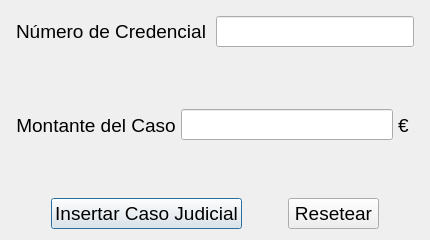
Old version of the form ventanas/caso/insertarCaso.ui in the repository Fnapo/03Corrupcion.
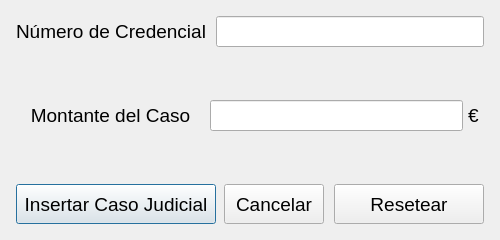
New version of the form.

Diff of the .ui file:
```diff
--- a/ventanas/caso/insertarCaso.ui
+++ b/ventanas/caso/insertarCaso.ui
@@ -6,19 +6,19 @@
    <rect>
     <x>0</x>
     <y>0</y>
-    <width>430</width>
+    <width>500</width>
     <height>240</height>
    </rect>
   </property>
   <property name="minimumSize">
    <size>
-    <width>430</width>
+    <width>500</width>
     <height>240</height>
    </size>
   </property>
   <property name="maximumSize">
    <size>
-    <width>430</width>
+    <width>500</width>
     <height>240</height>
    </size>
   </property>
@@ -129,32 +129,40 @@
     </layout>
    </item>
    <item row="2" column="0">
-    <layout class="QHBoxLayout" name="horizontalLayout">
-     <item>
-      <spacer name="horizontalSpacer">
-       <property name="orientation">
-        <enum>Qt::Horizontal</enum>
-       </property>
-       <property name="sizeHint" stdset="0">
-        <size>
-         <width>40</width>
-         <height>20</height>
-        </size>
-       </property>
-      </spacer>
-     </item>
+    <layout class="QHBoxLayout" name="horizontalLayout_4">
+     <property name="spacing">
+      <number>10</number>
+     </property>
+     <property name="leftMargin">
+      <number>5</number>
+     </property>
+     <property name="topMargin">
+      <number>5</number>
+     </property>
+     <property name="rightMargin">
+      <number>5</number>
+     </property>
+     <property name="bottomMargin">
+      <number>5</number>
+     </property>
      <item>
       <widget class="QPushButton" name="botonAceptar">
        <property name="sizePolicy">
         <sizepolicy hsizetype="Minimum" vsizetype="Fixed">
-         <horstretch>4</horstretch>
+         <horstretch>0</horstretch>
          <verstretch>0</verstretch>
         </sizepolicy>
        </property>
        <property name="minimumSize">
         <size>
-         <width>0</width>
-         <height>0</height>
+         <width>200</width>
+         <height>40</height>
+        </size>
+       </property>
+       <property name="maximumSize">
+        <size>
+         <width>200</width>
+         <height>40</height>
         </size>
        </property>
        <property name="cursor">
@@ -166,25 +174,37 @@
       </widget>
      </item>
      <item>
-      <spacer name="horizontalSpacer_3">
-       <property name="orientation">
-        <enum>Qt::Horizontal</enum>
+      <widget class="QPushButton" name="botonCancelar">
+       <property name="minimumSize">
+        <size>
+         <width>100</width>
+         <height>40</height>
+        </size>
        </property>
-       <property name="sizeHint" stdset="0">
+       <property name="maximumSize">
         <size>
-         <width>40</width>
-         <height>20</height>
+         <width>100</width>
+         <height>40</height>
         </size>
        </property>
-      </spacer>
+       <property name="text">
+        <string>Cancelar</string>
+       </property>
+      </widget>
      </item>
      <item>
       <widget class="QPushButton" name="botonResetear">
-       <property name="sizePolicy">
-        <sizepolicy hsizetype="Minimum" vsizetype="Fixed">
-         <horstretch>2</horstretch>
-         <verstretch>0</verstretch>
-        </sizepolicy>
+       <property name="minimumSize">
+        <size>
+         <width>150</width>
+         <height>40</height>
+        </size>
+       </property>
+       <property name="maximumSize">
+        <size>
+         <width>150</width>
+         <height>40</height>
+        </size>
        </property>
        <property name="cursor">
         <cursorShape>PointingHandCursor</cursorShape>
@@ -194,19 +214,6 @@
        </property>
       </widget>
      </item>
-     <item>
-      <spacer name="horizontalSpacer_2">
-       <property name="orientation">
-        <enum>Qt::Horizontal</enum>
-       </property>
-       <property name="sizeHint" stdset="0">
-        <size>
-         <width>40</width>
-         <height>20</height>
-        </size>
-       </property>
-      </spacer>
-     </item>
     </layout>
    </item>
   </layout>
```
